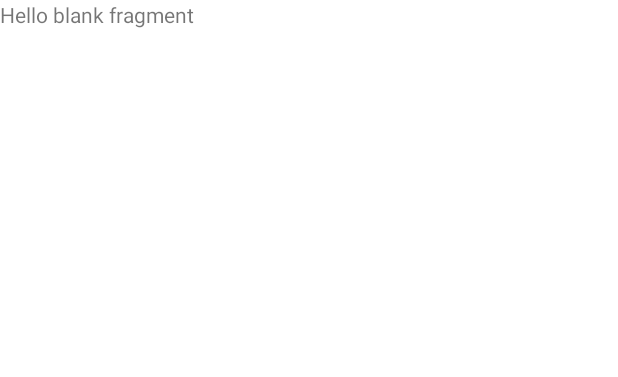
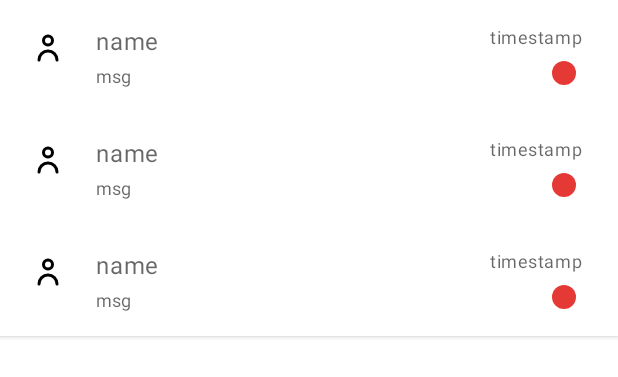
Before and after one commit to qubictech/android_telegram_redesign, an Android app: the layout fragment_chat_tab.xml on its own in the app's theme, with its tools: preview values and no code run, on a phone screen of 412 x 824 dp. Shown: the top 377 px of the screen. Run offline under Robolectric (Android 15) with nearby library versions, the phone set to English and light mode, and no system bars.

Commit message:
chat list adapter

```diff
--- a/app/build.gradle
+++ b/app/build.gradle
@@ -42,4 +42,8 @@ dependencies {
 
     //material design
     implementation 'com.google.android.material:material:1.2.0-alpha05'
+
+    // glide image loader
+    implementation 'com.github.bumptech.glide:glide:4.11.0'
+    kapt 'com.github.bumptech.glide:compiler:4.11.0'
 }
--- a/app/src/main/java/com/tarms/bd/messagingapp/fragment/ChatListFragment.kt
+++ b/app/src/main/java/com/tarms/bd/messagingapp/fragment/ChatListFragment.kt
@@ -28,7 +28,11 @@ class ChatListFragment : Fragment() {
         val viewPager = view.findViewById<ViewPager>(R.id.view_pager)
         val tabs = view.findViewById<TabLayout>(R.id.tabs)
 
-        val fragments = listOf<Fragment>(ChatTabFragment(), ChatTabFragment(), ChatTabFragment())
+        val fragments = listOf<Fragment>(
+            ChatTabFragment.newInstance("All"),
+            ChatTabFragment.newInstance("Friends"),
+            ChatTabFragment.newInstance("Work")
+        )
 
         val tabAdapter = ChatTabAdapter(childFragmentManager, fragments)
 
--- /dev/null
+++ b/app/src/main/res/drawable/ic_black_box_fill.xml
@@ -0,0 +1,9 @@
+<vector xmlns:android="http://schemas.android.com/apk/res/android"
+        android:width="24dp"
+        android:height="24dp"
+        android:viewportWidth="24.0"
+        android:viewportHeight="24.0">
+    <path
+        android:pathData="M12,12m-8,0a8,8 0,1 1,16 0a8,8 0,1 1,-16 0"
+        android:fillColor="#E53935"/>
+</vector>
--- /dev/null
+++ b/app/src/main/res/layout/chat_list_item.xml
@@ -0,0 +1,97 @@
+<?xml version="1.0" encoding="utf-8"?>
+<layout xmlns:android="http://schemas.android.com/apk/res/android"
+    xmlns:app="http://schemas.android.com/apk/res-auto">
+
+    <data>
+        <import type="android.view.View" />
+        <variable
+            name="chat"
+            type="com.tarms.bd.messagingapp.data.Chat" />
+    </data>
+
+    <androidx.cardview.widget.CardView
+        android:layout_width="match_parent"
+        android:layout_height="wrap_content"
+        android:clickable="true"
+        android:focusable="true"
+        android:foreground="?attr/selectableItemBackground"
+        app:cardCornerRadius="0dp">
+
+        <androidx.constraintlayout.widget.ConstraintLayout
+            android:layout_width="match_parent"
+            android:layout_height="wrap_content"
+            android:padding="8dp">
+
+            <ImageView
+                android:id="@+id/avatar"
+                android:layout_width="wrap_content"
+                android:layout_height="wrap_content"
+                android:layout_marginStart="8dp"
+                android:layout_marginTop="8dp"
+                android:padding="4dp"
+                android:setImageUrl="@{chat.imgUrl}"
+                android:src="@drawable/ic_person_outline"
+                app:layout_constraintStart_toStartOf="parent"
+                app:layout_constraintTop_toTopOf="parent" />
+
+            <TextView
+                android:id="@+id/name"
+                style="@style/TextAppearance.MaterialComponents.Body1"
+                android:layout_width="0dp"
+                android:layout_height="wrap_content"
+                android:layout_marginStart="16dp"
+                android:layout_marginTop="8dp"
+                android:layout_marginEnd="16dp"
+                android:hint="name"
+                android:text="@{chat.name}"
+                app:layout_constraintEnd_toStartOf="@id/timestamp"
+                app:layout_constraintStart_toEndOf="@+id/avatar"
+                app:layout_constraintTop_toTopOf="parent" />
+
+            <TextView
+                android:id="@+id/timestamp"
+                style="@style/TextAppearance.MaterialComponents.Body1"
+                android:layout_width="0dp"
+                android:layout_height="wrap_content"
+                android:layout_marginStart="16dp"
+                android:layout_marginTop="8dp"
+                android:layout_marginEnd="16dp"
+                android:hint="timestamp"
+                android:text="@{String.valueOf(chat.timestamp)}"
+                android:textSize="12sp"
+                app:layout_constraintEnd_toEndOf="parent"
+                app:layout_constraintTop_toTopOf="parent" />
+
+            <TextView
+                android:id="@+id/unread_msg_count"
+                android:layout_width="wrap_content"
+                android:layout_height="wrap_content"
+                android:layout_marginTop="4dp"
+                android:layout_marginEnd="16dp"
+                android:background="@drawable/ic_black_box_fill"
+                android:gravity="center"
+                android:text="@{String.valueOf(chat.unreadMsgCount)}"
+                android:textColor="#fff"
+                app:layout_constraintEnd_toEndOf="parent"
+                app:layout_constraintTop_toBottomOf="@id/timestamp" />
+
+            <TextView
+                android:id="@+id/mobile"
+                android:layout_width="0dp"
+                android:layout_height="wrap_content"
+                android:layout_marginTop="4dp"
+                android:layout_marginBottom="8dp"
+                android:ellipsize="end"
+                android:hint="msg"
+                android:maxLines="1"
+                android:text="@{chat.msg}"
+                android:textSize="12sp"
+                app:layout_constraintBottom_toBottomOf="parent"
+                app:layout_constraintEnd_toStartOf="@+id/unread_msg_count"
+                app:layout_constraintStart_toStartOf="@+id/name"
+                app:layout_constraintTop_toBottomOf="@+id/name" />
+
+        </androidx.constraintlayout.widget.ConstraintLayout>
+
+    </androidx.cardview.widget.CardView>
+</layout>
--- a/app/src/main/res/layout/fragment_chat_list.xml
+++ b/app/src/main/res/layout/fragment_chat_list.xml
@@ -21,6 +21,8 @@
         <com.google.android.material.tabs.TabLayout
             app:tabTextAppearance="@android:style/TextAppearance.Widget.TabWidget"
             android:id="@+id/tabs"
+            android:paddingStart="16dp"
+            android:paddingEnd="16dp"
             android:layout_width="match_parent"
             android:layout_height="wrap_content"
             app:tabIndicator="@drawable/ic_rectangle_193"
--- a/app/src/main/res/layout/fragment_chat_tab.xml
+++ b/app/src/main/res/layout/fragment_chat_tab.xml
@@ -1,14 +1,14 @@
 <?xml version="1.0" encoding="utf-8"?>
-<FrameLayout xmlns:android="http://schemas.android.com/apk/res/android"
+<LinearLayout xmlns:android="http://schemas.android.com/apk/res/android"
     xmlns:tools="http://schemas.android.com/tools"
     android:layout_width="match_parent"
     android:layout_height="match_parent"
     tools:context=".fragment.tabs.ChatTabFragment">
 
-    <!-- TODO: Update blank fragment layout -->
-    <TextView
+    <androidx.recyclerview.widget.RecyclerView
+        android:id="@+id/recycler_view"
         android:layout_width="match_parent"
         android:layout_height="match_parent"
-        android:text="@string/hello_blank_fragment" />
+        tools:listitem="@layout/chat_list_item" />
 
-</FrameLayout>
+</LinearLayout>
```
Also changed, not shown: app/src/main/java/com/tarms/bd/messagingapp/MainActivity.kt (+5 -13 lines), app/src/main/java/com/tarms/bd/messagingapp/adapter/ChatListAdapter.kt (added, +23 -0 lines), app/src/main/java/com/tarms/bd/messagingapp/adapter/ChatListHolder.kt (added, +11 -0 lines), app/src/main/java/com/tarms/bd/messagingapp/data/Chat.kt (added, +23 -0 lines), app/src/main/java/com/tarms/bd/messagingapp/fragment/MoreFragment.kt (+0 -26 lines), app/src/main/java/com/tarms/bd/messagingapp/fragment/tabs/ChatTabFragment.kt (+130 -6 lines).
